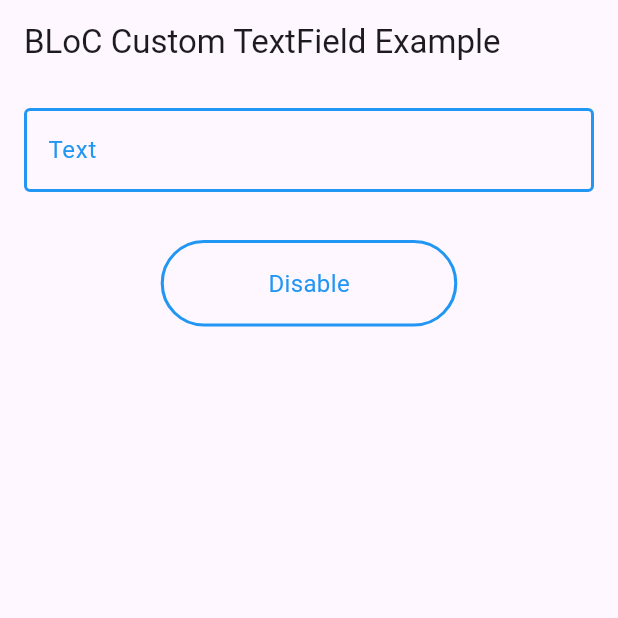
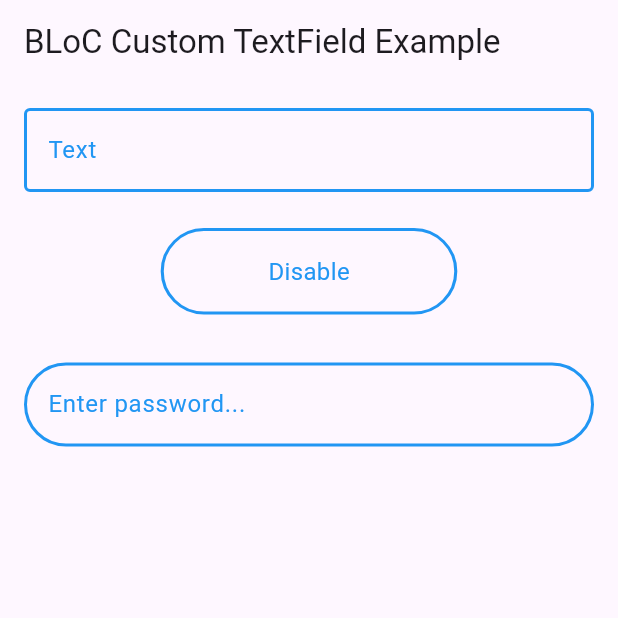
Before and after one commit to mk590901/Event-driven-BLoC-s-text-fields, a Flutter app: the screen it shows after launch, on a phone screen of 412 x 824 dp, the top half of it. Run offline on Flutter 3.47's test engine with Material 3 defaults, Android fonts, the phone set to English and light mode, and no system bars; our stand-ins replace flutter_bloc.

Commit message:
Refactoring was done

```diff
--- a/lib/main.dart
+++ b/lib/main.dart
@@ -1,4 +1,5 @@
 import 'package:flutter/material.dart';
+import 'ui/widgets/easy_text_field.dart';
 import 'ui/widgets/multiline_text_field.dart';
 import 'ui/widgets/flat_text_rounded_button.dart';
 
@@ -25,8 +26,7 @@ class TextFieldPage extends StatelessWidget {
   @override
   Widget build(BuildContext context) {
 
-    MultilineTextField text = MultilineTextField(
-        //initText: 'start',
+    final MultilineTextField text = MultilineTextField(
         hintText: 'Enter your text here...',
         labelText: 'Text',
         textColorEnabled: Colors.blue,
@@ -68,8 +68,28 @@ class TextFieldPage extends StatelessWidget {
         } else {
           text.enable();
           textRoundedButton.changeText('Disable');
+        }
+      },
+    );
 
+    final EasyTextField password = EasyTextField(
+      hintText: 'Enter password...',
+      obscureText: true,
+      textColorEnabled: Colors.blue,
+      capitalization: TextCapitalization.characters,
+      onChangedAction: (text) {
+        debugPrint('password.onChangedAction ->[$text]');
+        if (text is String) {
+          if ((text).isEmpty) {
+            textRoundedButton.disable();
+          }
+          else {
+            textRoundedButton.enable();
+          }
         }
+      },
+      onSubmittedAction: (text) {
+        debugPrint('password.onSubmittedAction ->[$text]');
       },
     );
 
@@ -82,8 +102,10 @@ class TextFieldPage extends StatelessWidget {
         child: Column(
           children: [
             text,
+            const SizedBox(height: 24,),
+            textRoundedButton,
             const SizedBox(height: 32,),
-            textRoundedButton,
+            password,
             //evaluatedButton,
           ],
         ),
--- /dev/null
+++ b/lib/ui/widgets/easy_text_field.dart
@@ -0,0 +1,128 @@
+import 'package:flutter/material.dart';
+import 'package:flutter_bloc/flutter_bloc.dart';
+import '../../core/callback_fun_type.dart';
+import '../../../ui/events/text_events.dart';
+import '../../../ui/blocs/text_bloc.dart';
+import '../../../ui/states/text_state.dart';
+
+class EasyTextField extends StatelessWidget {
+  final TextEditingController _controller = TextEditingController();
+  final FocusNode _focusNode = FocusNode();
+
+  late TextBloc textBloc;
+
+  final VoidCallbackParameter? onSubmittedAction;
+  final VoidCallbackParameter? onChangedAction;
+  final VoidCallbackParameter? onCompletedAction;
+  final String initText;
+  final String hintText;
+  final bool obscureText;
+  final Color textColorDisabled;
+  final Color textColorEnabled;
+  final TextCapitalization capitalization;
+
+  //TextStyle defaultStyle = const TextStyle(fontFamily: 'Montserrat', fontSize: 18.0);
+
+  EasyTextField({super.key, this.initText = '', this.hintText = '',
+    this.textColorEnabled = Colors.black, this.textColorDisabled = Colors.grey,
+    this.capitalization = TextCapitalization.none, this.obscureText = false,
+    this.onSubmittedAction, this.onChangedAction, this.onCompletedAction});
+
+  @override
+  Widget build(BuildContext context) {
+    return BlocProvider(
+      create: (context) {
+        textBloc = TextBloc(TextState(TextStates.ready));
+        if (initText.isNotEmpty) {
+          textBloc.add(Changed(initText));
+        }
+        return textBloc;
+      },
+      child: BlocBuilder<TextBloc, TextState>(
+        builder: (context, state) {
+            _controller.value = _controller.value.copyWith(
+              text: state.data(),
+              selection: TextSelection.collapsed(offset: state.data() != null ? (state.data() as String).length : 0),
+            );
+
+          return TextField(
+            obscureText: obscureText,
+            controller: _controller,
+            focusNode: _focusNode,
+            textCapitalization: capitalization,
+            enabled: (state.state() == TextStates.ready),
+            onChanged: (text) {
+              textBloc.add(Changed(text));
+              onChangedAction?.call(text);
+            },
+            onSubmitted: (text) {
+              textBloc.add(Submitted(text));
+              onSubmittedAction?.call(text);
+            },
+            onEditingComplete: () { //  ???
+              debugPrint('Editing completed');
+            },
+            style: TextStyle(
+                color: state.state() == TextStates.disabled ? textColorDisabled : textColorEnabled),
+            decoration: InputDecoration(
+              enabledBorder: OutlineInputBorder(
+                borderSide: BorderSide(color: textColorEnabled, width: 2.0),
+                borderRadius: BorderRadius.circular(32.0),
+              ),
+              disabledBorder: OutlineInputBorder(
+                borderSide: BorderSide(color: textColorDisabled, width: 2.0),
+                borderRadius: BorderRadius.circular(32.0),
+              ),
+              focusedBorder: OutlineInputBorder(
+                borderSide: BorderSide(color: textColorEnabled, width: 2.0),
+                borderRadius: BorderRadius.circular(32.0),
+              ),
+              hintText: hintText,
+              hintStyle: TextStyle(
+                  color: state.state() == TextStates.disabled ? textColorDisabled : textColorEnabled),
+              labelStyle: TextStyle(
+                  color: state.state() == TextStates.disabled ? textColorDisabled : textColorEnabled),
+            ),
+          );
+        },
+      ),
+    );
+  }
+
+  bool isEnabled() {
+    bool enable = false;
+    try {
+      enable = (textBloc.state.state() == TextStates.ready);
+    } catch (exception) {
+      debugPrint("******* isEnabled error: ${exception.toString()} *******");
+    }
+    return enable;
+  }
+
+  void enable() {
+    try {
+      textBloc.add(Enable());
+    } catch (exception) {
+      debugPrint("******* enable error *******");
+    }
+  }
+
+  void disable() {
+    try {
+      textBloc.add(Disable());
+    } catch (exception) {
+      debugPrint("******* disable error *******");
+    }
+  }
+
+  String? text() {
+    String? result;
+    try {
+      result = textBloc.state.data();
+    } catch (exception) {
+      debugPrint("******* disable error *******");
+    }
+    return result;
+  }
+
+}
```
